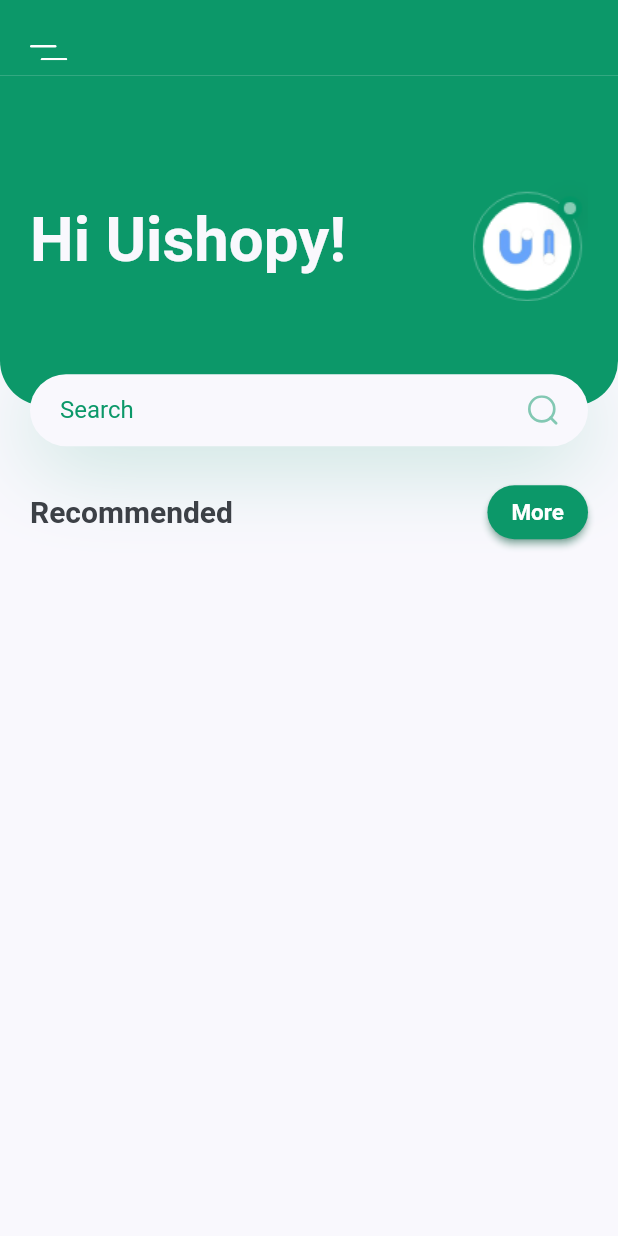
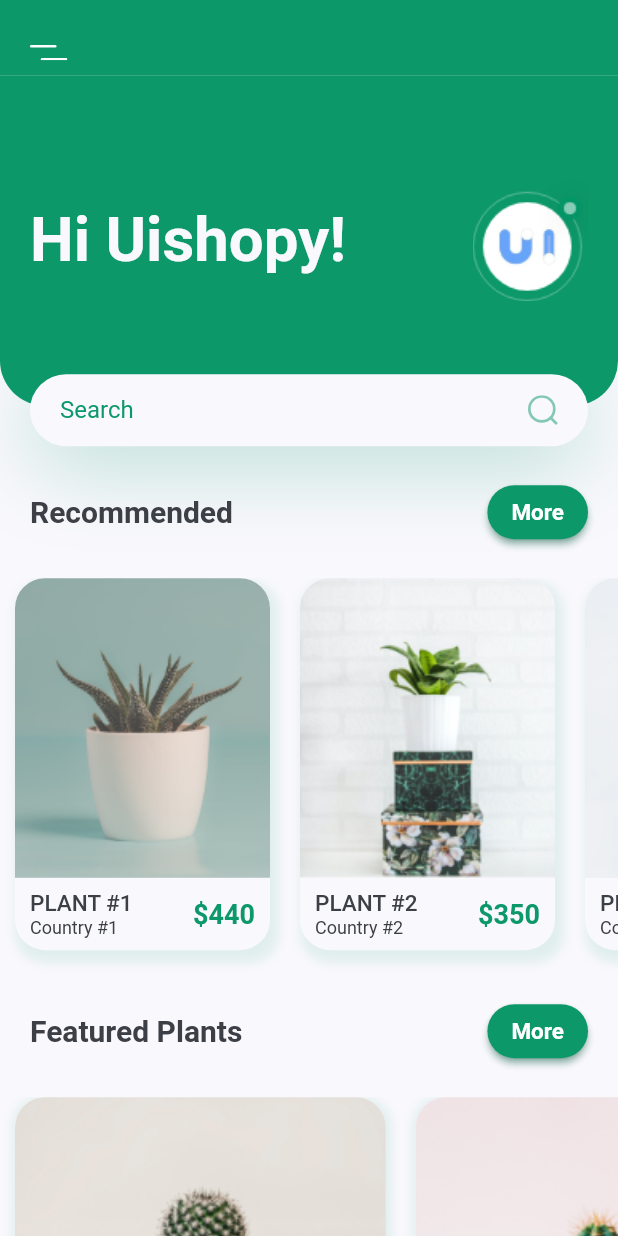
Before and after one commit to Luwirispok/layout_practice_plant_app, a Flutter app: the screen it shows after launch, on a phone screen of 412 x 824 dp. Run offline on Flutter 3.47's test engine with Material 2 defaults, Android fonts, the phone set to English and light mode, and no system bars; our stand-ins replace flutter_svg.

Commit message:
Create home_screen: FeaturedPlantCard, TitleWithMoreButton, RecommendedPlantCart

```diff
--- a/lib/main.dart
+++ b/lib/main.dart
@@ -2,7 +2,7 @@
 
 import 'package:flutter/material.dart';
 import 'package:layout_practice_plant_app/models/plant_model.dart';
-import 'package:layout_practice_plant_app/screens/details_plant/details_screen.dart';
+import 'package:layout_practice_plant_app/screens/details_plant/details_plants_screen.dart';
 import 'package:layout_practice_plant_app/screens/home/home_screen.dart';
 import 'package:layout_practice_plant_app/utils/constants.dart';
 
@@ -24,13 +24,13 @@
         visualDensity: VisualDensity.adaptivePlatformDensity,
       ),
       onGenerateRoute: (RouteSettings settings) {
-        log(settings.name ?? '', name: "Navigator");
+        log('${settings.name} - ${settings.arguments}', name: "Navigator");
         switch (settings.name) {
           case '/':
             return MaterialPageRoute(
               builder: (BuildContext context) => const HomeScreen(),
             );
-          case '/details_plant':
+          case '/details_plant_screen':
             return MaterialPageRoute(
               builder: (BuildContext context) => DetailsPlantScreen(
                 plantModel: settings.arguments as PlantModel,
--- a/lib/models/plant_model.dart
+++ b/lib/models/plant_model.dart
@@ -10,4 +10,9 @@
   final String title, image, country;
   final int price;
   final int id;
+
+  @override
+  String toString() {
+    return 'PlantModel{title: $title, image: $image, country: $country, price: $price, id: $id}';
   }
+}
--- a/lib/screens/details_plant/details_screen.dart
+++ b/lib/screens/details_plant/details_plants_screen.dart
@@ -11,6 +11,6 @@
 
   @override
   Widget build(BuildContext context) {
-    return const Placeholder();
+    return Scaffold(body: BackButton());
   }
 }
--- a/lib/screens/home/components/body.dart
+++ b/lib/screens/home/components/body.dart
@@ -1,6 +1,7 @@
 import 'package:flutter/material.dart';
-import 'package:flutter_svg/flutter_svg.dart';
-import 'package:layout_practice_plant_app/utils/constants.dart';
+import 'package:layout_practice_plant_app/screens/home/components/list_featured_plants.dart';
+import 'package:layout_practice_plant_app/screens/home/components/list_recommended_plants.dart';
+import 'package:layout_practice_plant_app/screens/home/components/title_with_more_button.dart';
 
 import 'header_and_search.dart';
 
@@ -10,63 +11,27 @@
   @override
   Widget build(BuildContext context) {
     final Size size = MediaQuery.of(context).size;
-    return SingleChildScrollView(
+    return ScrollConfiguration(
+      behavior: const ScrollBehavior().copyWith(overscroll: false),
+      child: SingleChildScrollView(
         child: Column(
           children: [
             const HeaderAndSearch(),
             TitleWithMoreButton(
               title: 'Recommended',
-            onTap: () {},
+              onPressed: () {},
             ),
+            const SizedBox(height: 20),
+            const ListRecommendedPlants(),
+            TitleWithMoreButton(
+              title: 'Featured Plants',
+              onPressed: () {},
+            ),
+            const SizedBox(height: 20),
+            const ListFeaturedPlants(),
           ],
+        ),
       ),
     );
   }
 }
-
-class TitleWithMoreButton extends StatelessWidget {
-  const TitleWithMoreButton({
-    Key? key,
-    required this.title,
-    required this.onTap,
-  }) : super(key: key);
-
-  final String title;
-  final VoidCallback onTap;
-
-  @override
-  Widget build(BuildContext context) {
-    return Padding(
-      padding: const EdgeInsets.symmetric(horizontal: kDefaultPadding),
-      child: Row(
-        mainAxisAlignment: MainAxisAlignment.spaceBetween,
-        children: [
-          Text(
-            title,
-            style: const TextStyle(
-              fontWeight: FontWeight.bold,
-              color: kTextColor,
-              fontSize: 20,
-            ),
-          ),
-          ElevatedButton(
-            style: TextButton.styleFrom(
-              backgroundColor: kPrimaryColor,
-              shape: RoundedRectangleBorder(
-                borderRadius: BorderRadius.circular(20),
-              ),
-              shadowColor: kPrimaryColor,
-              textStyle: const TextStyle(
-                fontWeight: FontWeight.bold,
-                color: kBackgroundColor,
-                fontSize: 15,
-              ),
-            ),
-            onPressed: onTap,
-            child: const Text('More'),
-          ),
-        ],
-      ),
-    );
-  }
-}
--- /dev/null
+++ b/lib/screens/home/components/featured_plant_card.dart
@@ -0,0 +1,46 @@
+import 'package:flutter/material.dart';
+import 'package:layout_practice_plant_app/models/plant_model.dart';
+import 'package:layout_practice_plant_app/utils/constants.dart';
+
+class FeaturedPlantCard extends StatelessWidget {
+  const FeaturedPlantCard({
+    Key? key,
+    required this.plantModel,
+    required this.onTap,
+  }) : super(key: key);
+
+  final PlantModel plantModel;
+  final VoidCallback onTap;
+
+  @override
+  Widget build(BuildContext context) {
+    final Size size = MediaQuery.of(context).size;
+    return GestureDetector(
+      onTap: onTap,
+      child: Container(
+        margin: const EdgeInsets.only(left: 10, right: 10, bottom: 20),
+        height: 200,
+        width: size.width * 0.6,
+        decoration: BoxDecoration(
+          color: kBackgroundColor,
+          borderRadius: BorderRadius.circular(20),
+          boxShadow: [
+            BoxShadow(
+              color: kPrimaryColor.withOpacity(0.1),
+              spreadRadius: 3,
+              blurRadius: 5,
+              offset: const Offset(1, 3),
+            )
+          ],
+        ),
+        child: ClipRRect(
+          borderRadius: BorderRadius.circular(20),
+          child: Image.asset(
+            fit: BoxFit.cover,
+            plantModel.image,
+          ),
+        ),
+      ),
+    );
+  }
+}
--- a/lib/screens/home/components/header_and_search.dart
+++ b/lib/screens/home/components/header_and_search.dart
@@ -78,7 +78,7 @@
               BoxShadow(
                 offset: const Offset(0, 10),
                 blurRadius: 50,
-                color: kPrimaryColor.withOpacity(0.23),
+                color: kPrimaryColor.withOpacity(0.3),
               )
             ]),
         child: Row(
--- /dev/null
+++ b/lib/screens/home/components/list_featured_plants.dart
@@ -0,0 +1,24 @@
+import 'package:flutter/material.dart';
+import 'package:layout_practice_plant_app/data/data.dart';
+import 'package:layout_practice_plant_app/screens/home/components/featured_plant_card.dart';
+
+class ListFeaturedPlants extends StatelessWidget {
+  const ListFeaturedPlants({Key? key}) : super(key: key);
+
+  @override
+  Widget build(BuildContext context) {
+    return SingleChildScrollView(
+      physics: const BouncingScrollPhysics(),
+      scrollDirection: Axis.horizontal,
+      child: Row(
+        children: List.generate(
+          featuredPlant.length,
+              (index) => FeaturedPlantCard(
+            plantModel: featuredPlant[index],
+            onTap: () {},
+          ),
+        ),
+      ),
+    );
+  }
+}
--- /dev/null
+++ b/lib/screens/home/components/list_recommended_plants.dart
@@ -0,0 +1,30 @@
+import 'package:flutter/material.dart';
+import 'package:layout_practice_plant_app/data/data.dart';
+import 'package:layout_practice_plant_app/screens/home/components/recommended_plant_card.dart';
+
+class ListRecommendedPlants extends StatelessWidget {
+  const ListRecommendedPlants({Key? key}) : super(key: key);
+
+  @override
+  Widget build(BuildContext context) {
+    return SingleChildScrollView(
+      physics: const BouncingScrollPhysics(),
+      scrollDirection: Axis.horizontal,
+      child: Row(
+        children: List.generate(
+          listPlant.length,
+          (index) => RecommendedPlantCart(
+            plantModel: listPlant[index],
+            onTap: () {
+              Navigator.pushNamed(
+                context,
+                '/details_plant_screen',
+                arguments: listPlant[index],
+              );
+            },
+          ),
+        ),
+      ),
+    );
+  }
+}
--- /dev/null
+++ b/lib/screens/home/components/recommended_plant_card.dart
@@ -0,0 +1,88 @@
+import 'package:flutter/material.dart';
+import 'package:layout_practice_plant_app/models/plant_model.dart';
+import 'package:layout_practice_plant_app/utils/constants.dart';
+
+class RecommendedPlantCart extends StatelessWidget {
+  const RecommendedPlantCart({
+    Key? key,
+    required this.plantModel,
+    required this.onTap,
+  }) : super(key: key);
+
+  final PlantModel plantModel;
+  final VoidCallback onTap;
+
+  @override
+  Widget build(BuildContext context) {
+    final Size size = MediaQuery.of(context).size;
+    return GestureDetector(
+      onTap: onTap,
+      child: Container(
+        width: 170,
+        decoration: BoxDecoration(
+          color: kBackgroundColor,
+          borderRadius: BorderRadius.circular(kDefaultPadding),
+          boxShadow: [
+            BoxShadow(
+              color: kPrimaryColor.withOpacity(0.1),
+              spreadRadius: 3,
+              blurRadius: 5,
+              offset: const Offset(3, 5),
+            ),
+          ],
+        ),
+        margin: const EdgeInsets.only(left: 10, right: 10, bottom: 30),
+        child: Column(
+          mainAxisSize: MainAxisSize.min,
+          children: [
+            ClipRRect(
+              borderRadius: const BorderRadius.vertical(top: Radius.circular(kDefaultPadding)),
+              child: Hero(
+                tag: plantModel.id,
+                child: Image.asset(
+                  width: 170,
+                  height: 200,
+                  fit: BoxFit.fitWidth,
+                  plantModel.image,
+                ),
+              ),
+            ),
+            Padding(
+              padding: const EdgeInsets.symmetric(horizontal: 10, vertical: 8),
+              child: Row(
+                // mainAxisSize: MainAxisSize.min,
+                mainAxisAlignment: MainAxisAlignment.spaceBetween,
+                children: [
+                  Column(
+                    crossAxisAlignment: CrossAxisAlignment.start,
+                    children: [
+                      Text(
+                        plantModel.title.toUpperCase(),
+                        style: const TextStyle(
+                          fontSize: 15,
+                          fontWeight: FontWeight.w500,
+                        ),
+                      ),
+                      Text(
+                        plantModel.country,
+                        style: const TextStyle(fontSize: 12),
+                      ),
+                    ],
+                  ),
+                  Text(
+                    '\$${plantModel.price}',
+                    style: const TextStyle(
+                      color: kPrimaryColor,
+                      fontSize: 18,
+                      fontWeight: FontWeight.bold,
+                    ),
+                  ),
+                ],
+              ),
+            ),
+          ],
+        ),
+      ),
+    );
+  }
+}
--- /dev/null
+++ b/lib/screens/home/components/title_with_more_button.dart
@@ -0,0 +1,49 @@
+import 'package:flutter/material.dart';
+import 'package:layout_practice_plant_app/utils/constants.dart';
+
+class TitleWithMoreButton extends StatelessWidget {
+  const TitleWithMoreButton({
+    Key? key,
+    required this.title,
+    required this.onPressed,
+  }) : super(key: key);
+
+  final String title;
+  final VoidCallback onPressed;
+
+  @override
+  Widget build(BuildContext context) {
+    return Padding(
+      padding: const EdgeInsets.symmetric(horizontal: kDefaultPadding),
+      child: Row(
+        mainAxisAlignment: MainAxisAlignment.spaceBetween,
+        children: [
+          Text(
+            title,
+            style: const TextStyle(
+              fontWeight: FontWeight.bold,
+              color: kTextColor,
+              fontSize: 20,
+            ),
+          ),
+          ElevatedButton(
+            style: TextButton.styleFrom(
+              backgroundColor: kPrimaryColor,
+              shape: RoundedRectangleBorder(
+                borderRadius: BorderRadius.circular(20),
+              ),
+              shadowColor: kPrimaryColor,
+              textStyle: const TextStyle(
+                fontWeight: FontWeight.bold,
+                color: kBackgroundColor,
+                fontSize: 15,
+              ),
+            ),
+            onPressed: onPressed,
+            child: const Text('More'),
+          ),
+        ],
+      ),
+    );
+  }
+}
--- a/lib/screens/home/home_screen.dart
+++ b/lib/screens/home/home_screen.dart
@@ -17,7 +17,7 @@
         child: Column(
           children: [
             AppBarHome(),
-            Body(),
+            Expanded(child: Body()),
           ],
         ),
       ),
```
Lines whose indentation alone changed are shown as unchanged.
